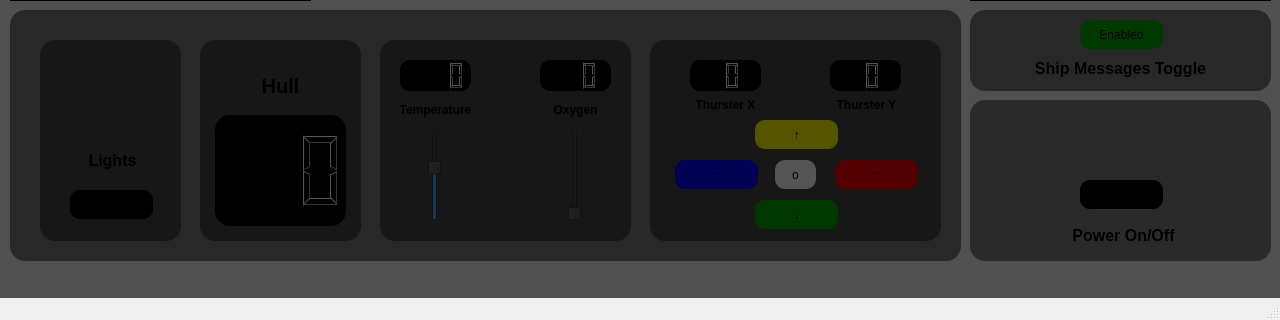
Above: reach_spaceship_controller/mainwindow.ui from SUP3RBOB/project3_section3_group7 before the change; both pictures show x 0 to 1280 and y 400 to 720 of the 1280 by 720 pixel window. Below: the same form after it.
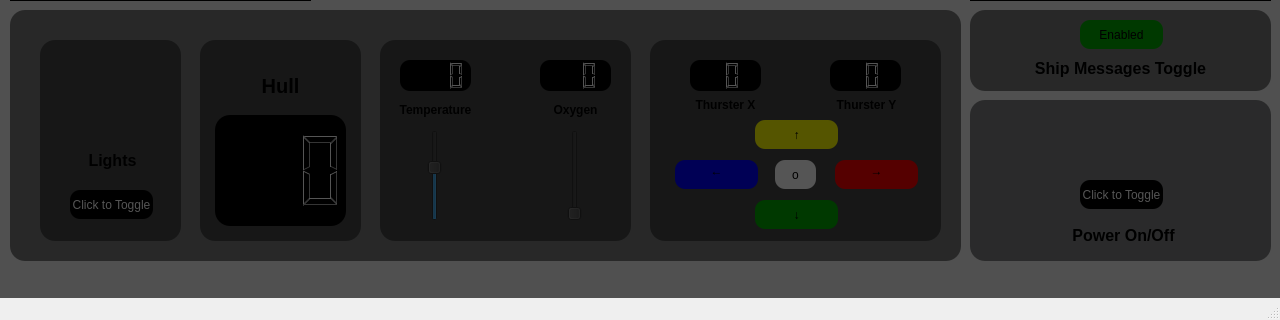
That is the form after the change. Icons and pictures are not drawn.

Commit message: Added text to the black buttons

```diff
--- a/reach_spaceship_controller/mainwindow.ui
+++ b/reach_spaceship_controller/mainwindow.ui
@@ -394,10 +394,11 @@
      </property>
      <property name="styleSheet">
       <string notr="true">background-color: rgb(0, 0, 0);
+color: rgb(255, 255, 255);
 border-radius: 10px</string>
      </property>
      <property name="text">
-      <string/>
+      <string>Click to Toggle</string>
      </property>
     </widget>
     <widget class="QLabel" name="label_2">
@@ -613,10 +614,11 @@
       </property>
       <property name="styleSheet">
        <string notr="true">background-color: rgb(0, 0, 0);
+color: rgb(255, 255, 255);
 border-radius: 10px</string>
       </property>
       <property name="text">
-       <string/>
+       <string>Click to Toggle</string>
       </property>
      </widget>
      <widget class="QLabel" name="LightsIndicator">
```
Left out of the diff: 2 changed lines with no effect on the pictures.
